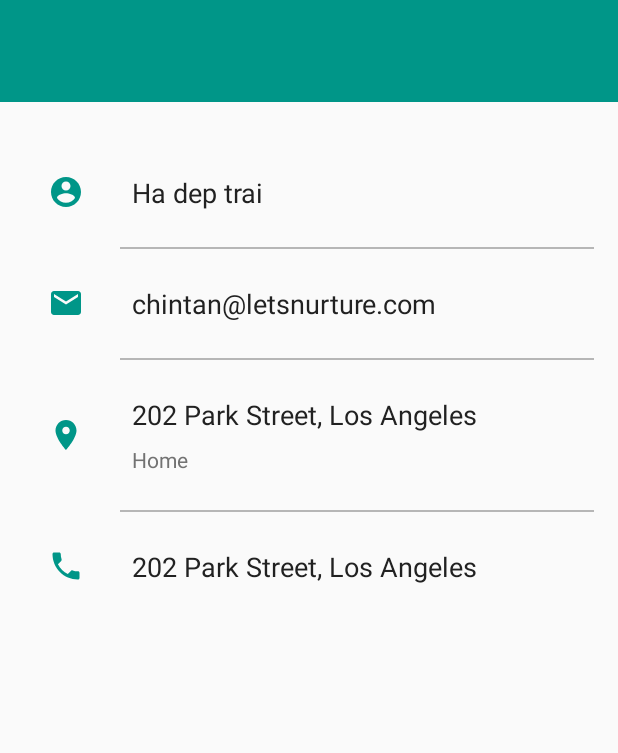
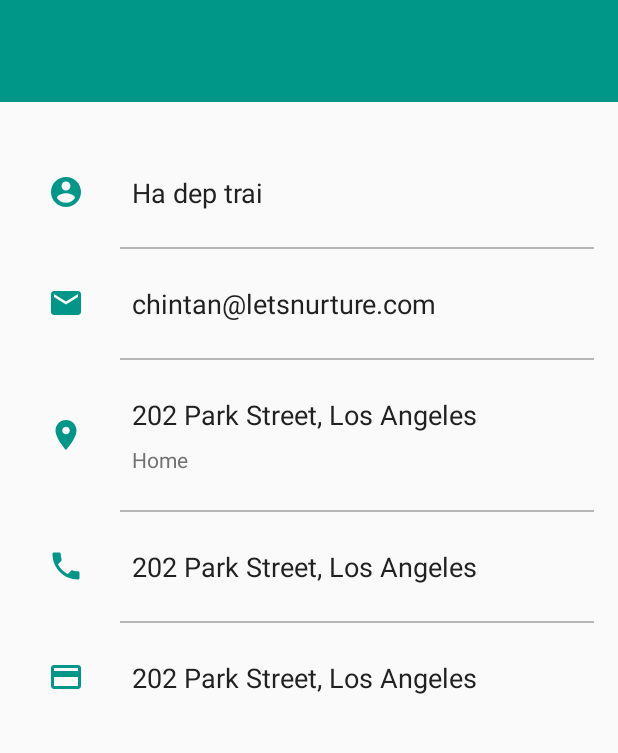
Before and after one commit to kyokid/JWL_Mobile_App, an Android app: the ProfileActivity screen opened directly, with no data from a screen before it, on a phone screen of 412 x 824 dp, the part 225-978 px from its top. Run offline under Robolectric (Android 15) with nearby library versions, the phone set to English and light mode, and no system bars; our stand-ins replace ButterKnife; libraries missing offline, so code that uses them is left out: com.estimote.sdk, rx.android.schedulers, rx.schedulers; 1 statement that could not run was skipped.

Commit message:
[Mobile] show usable balance, total balance

```diff
--- a/app/src/main/java/com/auto/jarvis/libraryicognite/activities/ProfileActivity.java
+++ b/app/src/main/java/com/auto/jarvis/libraryicognite/activities/ProfileActivity.java
@@ -51,7 +51,11 @@ public class ProfileActivity extends AppCompatActivity {
     @BindView(R.id.tvPhoneNo)
     TextView tvPhoneNo;
 
+    @BindView(R.id.tvBalance)
+    TextView tvBalance;
+
     private String fullName, email, address, placeOfWork, birthday, phoneNo;
+    private int totalBalance, usableBalance;
 
 
 
@@ -96,7 +100,8 @@ public class ProfileActivity extends AppCompatActivity {
                     placeOfWork = profile.getPlaceOfWork();
                     birthday = profile.getDateOfBirth();
                     phoneNo = profile.getPhoneNo();
-
+                    usableBalance = profile.getUsableBalance();
+                    totalBalance = profile.getTotalBalance();
                     if (!TextUtils.isEmpty(fullName) && !TextUtils.isEmpty(email) &&
                             !TextUtils.isEmpty(address) && !TextUtils.isEmpty(placeOfWork) &&
                             !TextUtils.isEmpty(birthday) && !TextUtils.isEmpty(phoneNo)) {
@@ -106,6 +111,7 @@ public class ProfileActivity extends AppCompatActivity {
 //                    tvPlaceOfWork.setText(placeOfWork);
 //                    tvBirthday.setText(birthday);
                         tvPhoneNo.setText(phoneNo);
+                        tvBalance.setText(usableBalance + "/" + totalBalance);
                     }
                 }else {
                     Toast.makeText(getBaseContext(), "Vui lòng thêm profile vào DB", Toast.LENGTH_SHORT).show();
--- a/app/src/main/java/com/auto/jarvis/libraryicognite/models/output/Profile.java
+++ b/app/src/main/java/com/auto/jarvis/libraryicognite/models/output/Profile.java
@@ -19,6 +19,18 @@ public class Profile {
     private String mPlaceOfWork;
     @SerializedName("userId")
     private String mUserId;
+    @SerializedName("totalBalance")
+    private int totalBalance;
+    @SerializedName("usableBalance")
+    private int usableBalance;
+
+    public int getTotalBalance() {
+        return totalBalance;
+    }
+
+    public int getUsableBalance() {
+        return usableBalance;
+    }
 
     public String getAddress() {
         return mAddress;
--- /dev/null
+++ b/app/src/main/res/drawable/ic_payment_black_24px.xml
@@ -0,0 +1,9 @@
+<vector xmlns:android="http://schemas.android.com/apk/res/android"
+        android:width="24dp"
+        android:height="24dp"
+        android:viewportWidth="24.0"
+        android:viewportHeight="24.0">
+    <path
+        android:pathData="M20,4L4,4c-1.11,0 -1.99,0.89 -1.99,2L2,18c0,1.11 0.89,2 2,2h16c1.11,0 2,-0.89 2,-2L22,6c0,-1.11 -0.89,-2 -2,-2zM20,18L4,18v-6h16v6zM20,8L4,8L4,6h16v2z"
+        android:fillColor="@color/colorPrimary"/>
+</vector>
--- a/app/src/main/res/layout/content_profile.xml
+++ b/app/src/main/res/layout/content_profile.xml
@@ -222,6 +222,37 @@
 
         </RelativeLayout>
 
+        <include layout="@layout/item_divider" />
+
+        <RelativeLayout
+            android:layout_width="match_parent"
+            android:layout_height="wrap_content"
+            android:background="?attr/selectableItemBackground"
+            android:clickable="true"
+            android:padding="@dimen/activity_horizontal_margin">
+
+            <ImageView
+                android:id="@+id/ivBlance"
+                android:layout_width="wrap_content"
+                android:layout_height="wrap_content"
+                android:layout_centerVertical="true"
+                android:layout_marginEnd="@dimen/activity_horizontal_margin"
+                android:src="@drawable/ic_payment_black_24px" />
+
+            <TextView
+                android:id="@+id/tvBalance"
+                android:layout_width="wrap_content"
+                android:layout_height="wrap_content"
+                android:layout_marginStart="@dimen/activity_horizontal_margin"
+                android:layout_toEndOf="@id/ivBlance"
+                android:ellipsize="end"
+                android:maxLines="1"
+                android:text="202 Park Street, Los Angeles"
+                android:textAppearance="@style/TextAppearance.AppCompat.Medium"
+                android:textColor="#212121" />
+
+        </RelativeLayout>
+
         <!--<include layout="@layout/item_divider" />-->
 
 
```
